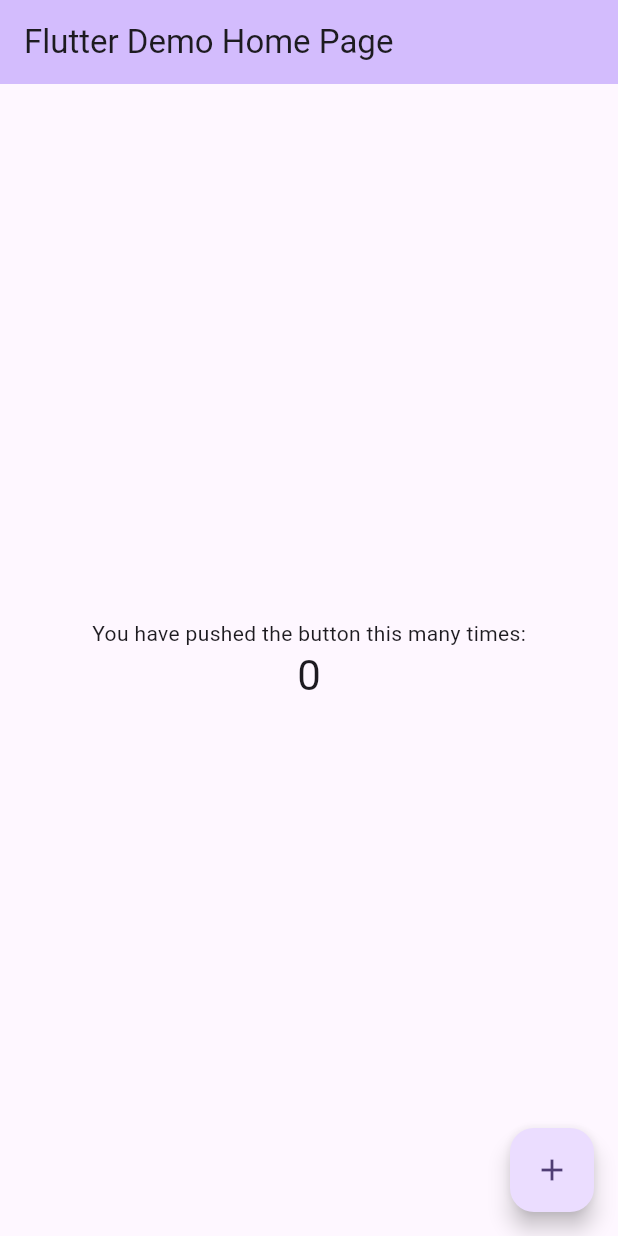
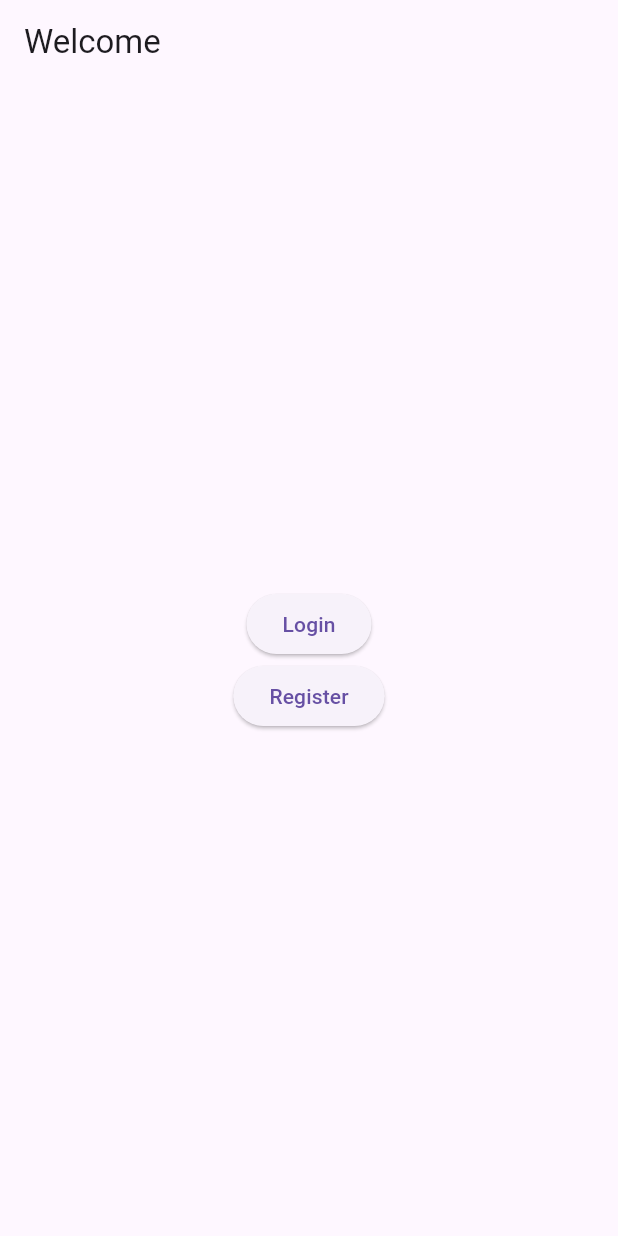
Before and after one commit to etadesse2/Sprout, a Flutter app: the screen it shows after launch, on a phone screen of 412 x 824 dp. Run offline on Flutter 3.47's test engine with Material 3 defaults, Android fonts, the phone set to English and light mode, and no system bars; our stand-ins replace shared_preferences.

Commit message:
main, login screen, homescreen, registration screen and welcome screen setup

```diff
--- a/sprouts/lib/main.dart
+++ b/sprouts/lib/main.dart
@@ -1,125 +1,19 @@
 import 'package:flutter/material.dart';
+import 'welcome_screen.dart'; // Make sure to create and import WelcomeScreen
 
-void main() {
-  runApp(const MyApp());
-}
+void main() => runApp(MyApp());
 
 class MyApp extends StatelessWidget {
   const MyApp({super.key});
 
-  // This widget is the root of your application.
   @override
   Widget build(BuildContext context) {
     return MaterialApp(
       title: 'Flutter Demo',
       theme: ThemeData(
-        // This is the theme of your application.
-        //
-        // TRY THIS: Try running your application with "flutter run". You'll see
-        // the application has a purple toolbar. Then, without quitting the app,
-        // try changing the seedColor in the colorScheme below to Colors.green
-        // and then invoke "hot reload" (save your changes or press the "hot
-        // reload" button in a Flutter-supported IDE, or press "r" if you used
-        // the command line to start the app).
-        //
-        // Notice that the counter didn't reset back to zero; the application
-        // state is not lost during the reload. To reset the state, use hot
-        // restart instead.
-        //
-        // This works for code too, not just values: Most code changes can be
-        // tested with just a hot reload.
-        colorScheme: ColorScheme.fromSeed(seedColor: Colors.deepPurple),
-        useMaterial3: true,
+        primarySwatch: Colors.blue,
       ),
-      home: const MyHomePage(title: 'Flutter Demo Home Page'),
+      home: WelcomeScreen(), // Set WelcomeScreen as the initial screen
     );
   }
 }
-
-class MyHomePage extends StatefulWidget {
-  const MyHomePage({super.key, required this.title});
-
-  // This widget is the home page of your application. It is stateful, meaning
-  // that it has a State object (defined below) that contains fields that affect
-  // how it looks.
-
-  // This class is the configuration for the state. It holds the values (in this
-  // case the title) provided by the parent (in this case the App widget) and
-  // used by the build method of the State. Fields in a Widget subclass are
-  // always marked "final".
-
-  final String title;
-
-  @override
-  State<MyHomePage> createState() => _MyHomePageState();
-}
-
-class _MyHomePageState extends State<MyHomePage> {
-  int _counter = 0;
-
-  void _incrementCounter() {
-    setState(() {
-      // This call to setState tells the Flutter framework that something has
-      // changed in this State, which causes it to rerun the build method below
-      // so that the display can reflect the updated values. If we changed
-      // _counter without calling setState(), then the build method would not be
-      // called again, and so nothing would appear to happen.
-      _counter++;
-    });
-  }
-
-  @override
-  Widget build(BuildContext context) {
-    // This method is rerun every time setState is called, for instance as done
-    // by the _incrementCounter method above.
-    //
-    // The Flutter framework has been optimized to make rerunning build methods
-    // fast, so that you can just rebuild anything that needs updating rather
-    // than having to individually change instances of widgets.
-    return Scaffold(
-      appBar: AppBar(
-        // TRY THIS: Try changing the color here to a specific color (to
-        // Colors.amber, perhaps?) and trigger a hot reload to see the AppBar
-        // change color while the other colors stay the same.
-        backgroundColor: Theme.of(context).colorScheme.inversePrimary,
-        // Here we take the value from the MyHomePage object that was created by
-        // the App.build method, and use it to set our appbar title.
-        title: Text(widget.title),
-      ),
-      body: Center(
-        // Center is a layout widget. It takes a single child and positions it
-        // in the middle of the parent.
-        child: Column(
-          // Column is also a layout widget. It takes a list of children and
-          // arranges them vertically. By default, it sizes itself to fit its
-          // children horizontally, and tries to be as tall as its parent.
-          //
-          // Column has various properties to control how it sizes itself and
-          // how it positions its children. Here we use mainAxisAlignment to
-          // center the children vertically; the main axis here is the vertical
-          // axis because Columns are vertical (the cross axis would be
-          // horizontal).
-          //
-          // TRY THIS: Invoke "debug painting" (choose the "Toggle Debug Paint"
-          // action in the IDE, or press "p" in the console), to see the
-          // wireframe for each widget.
-          mainAxisAlignment: MainAxisAlignment.center,
-          children: <Widget>[
-            const Text(
-              'You have pushed the button this many times:',
-            ),
-            Text(
-              '$_counter',
-              style: Theme.of(context).textTheme.headlineMedium,
-            ),
-          ],
-        ),
-      ),
-      floatingActionButton: FloatingActionButton(
-        onPressed: _incrementCounter,
-        tooltip: 'Increment',
-        child: const Icon(Icons.add),
-      ), // This trailing comma makes auto-formatting nicer for build methods.
-    );
-  }
-}
--- /dev/null
+++ b/sprouts/lib/welcome_screen.dart
@@ -0,0 +1,41 @@
+import 'package:flutter/material.dart';
+import 'login_screen.dart';
+import 'registration_screen.dart';
+
+class WelcomeScreen extends StatelessWidget {
+  const WelcomeScreen({super.key});
+
+  @override
+  Widget build(BuildContext context) {
+    return Scaffold(
+      appBar: AppBar(
+        title: const Text('Welcome'),
+      ),
+      body: Center(
+        child: Column(
+          mainAxisAlignment: MainAxisAlignment.center,
+          children: <Widget>[
+            ElevatedButton(
+              onPressed: () {
+                Navigator.push(
+                  context,
+                  MaterialPageRoute(builder: (context) => LoginScreen()),
+                );
+              },
+              child: const Text('Login'),
+            ),
+            ElevatedButton(
+              onPressed: () {
+                Navigator.push(
+                  context,
+                  MaterialPageRoute(builder: (context) => RegistrationScreen()),
+                );
+              },
+              child: const Text('Register'),
+            ),
+          ],
+        ),
+      ),
+    );
+  }
+}
```
Also changed, not shown: sprouts/lib/home_screen.dart (+50 -0 lines), sprouts/lib/login_screen.dart (+51 -0 lines), sprouts/lib/registration_screen.dart (+44 -0 lines), sprouts/pubspec.yaml (+3 -4 lines), sprouts/pubspec.lock, 1 other file.
